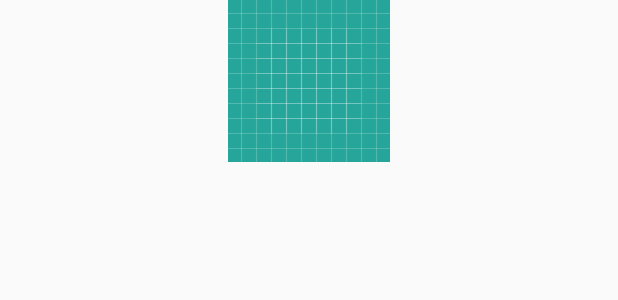
After one commit to jookimmy/rick-and-morty-encyclopedia, an Android app: the layout item_gridview.xml on its own in the app's theme, with its tools: preview values and no code run, on a phone screen of 412 x 824 dp. The commit adds this screen. Shown: the top 300 px of the screen. Run offline under Robolectric (Android 15) with nearby library versions, the phone set to English and light mode, and no system bars; network calls fail.

Commit message:
Attempt to add gridview of characters

```diff
--- a/app/build.gradle
+++ b/app/build.gradle
@@ -25,4 +25,6 @@ dependencies {
     testImplementation 'junit:junit:4.12'
     androidTestImplementation 'com.android.support.test:runner:1.0.1'
     androidTestImplementation 'com.android.support.test.espresso:espresso-core:3.0.1'
+    implementation 'com.android.volley:volley:1.1.0'
+    implementation 'com.google.code.gson:gson:2.8.3'
 }
--- a/app/src/main/AndroidManifest.xml
+++ b/app/src/main/AndroidManifest.xml
@@ -1,6 +1,8 @@
 <?xml version="1.0" encoding="utf-8"?>
 <manifest xmlns:android="http://schemas.android.com/apk/res/android"
     package="nojoo.com.rickandmortyencyclopedia">
+
+    <uses-permission android:name="android.permission.INTERNET"/>
 
     <application
         android:allowBackup="true"
--- /dev/null
+++ b/app/src/main/res/layout/item_gridview.xml
@@ -0,0 +1,23 @@
+<?xml version="1.0" encoding="utf-8"?>
+<LinearLayout xmlns:android="http://schemas.android.com/apk/res/android"
+    android:layout_width="fill_parent"
+    android:layout_height="fill_parent"
+    android:orientation="vertical" >
+
+    <ImageView
+        android:id="@+id/imgItem"
+        android:layout_width="wrap_content"
+        android:layout_height="wrap_content"
+        android:layout_gravity="center"
+        android:src="@drawable/ic_launcher_background" />
+
+    <TextView
+        android:id="@+id/txtItem"
+        android:layout_width="wrap_content"
+        android:layout_height="wrap_content"
+        android:layout_gravity="center"
+        android:textColor="@android:color/black"
+        android:textSize="15sp"
+        android:textStyle="bold" />
+
+</LinearLayout>
```
Also changed, not shown: app/src/main/java/nojoo/com/rickandmortyencyclopedia/AllActivity.java (+91 -2 lines), app/src/main/java/nojoo/com/rickandmortyencyclopedia/CharactersAdapter.java (added, +62 -0 lines), app/src/main/java/nojoo/com/rickandmortyencyclopedia/Item.java (added, +46 -0 lines), app/src/main/java/nojoo/com/rickandmortyencyclopedia/MainActivity.java (+12 -0 lines), app/src/main/res/layout/activity_all.xml (+12 -2 lines).
